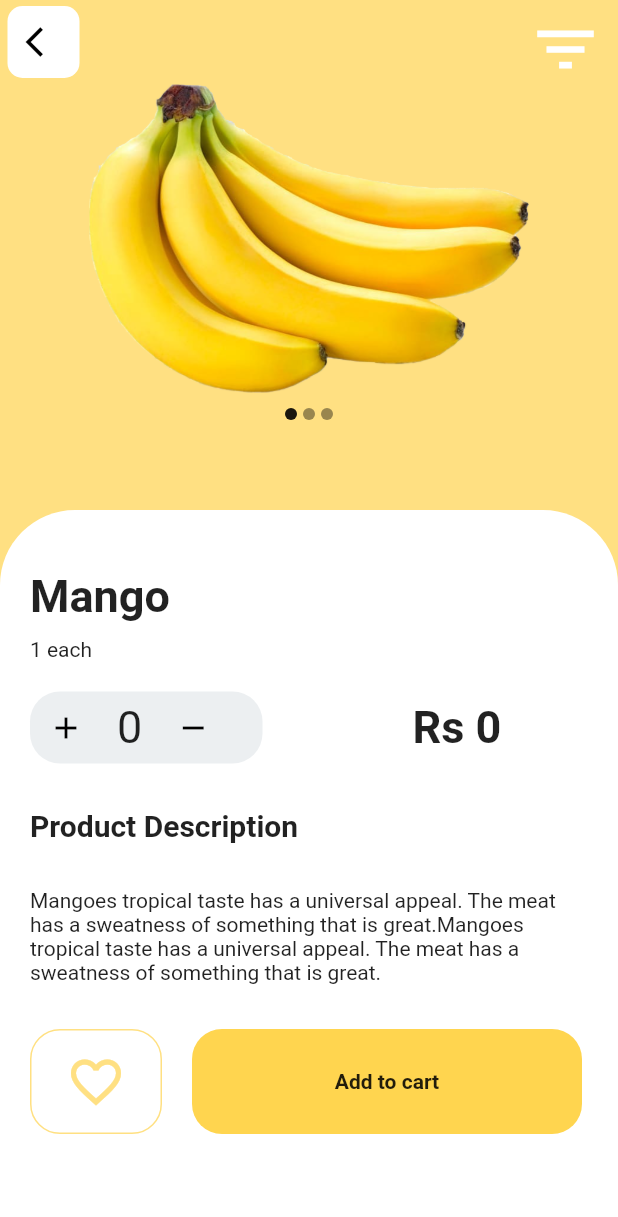
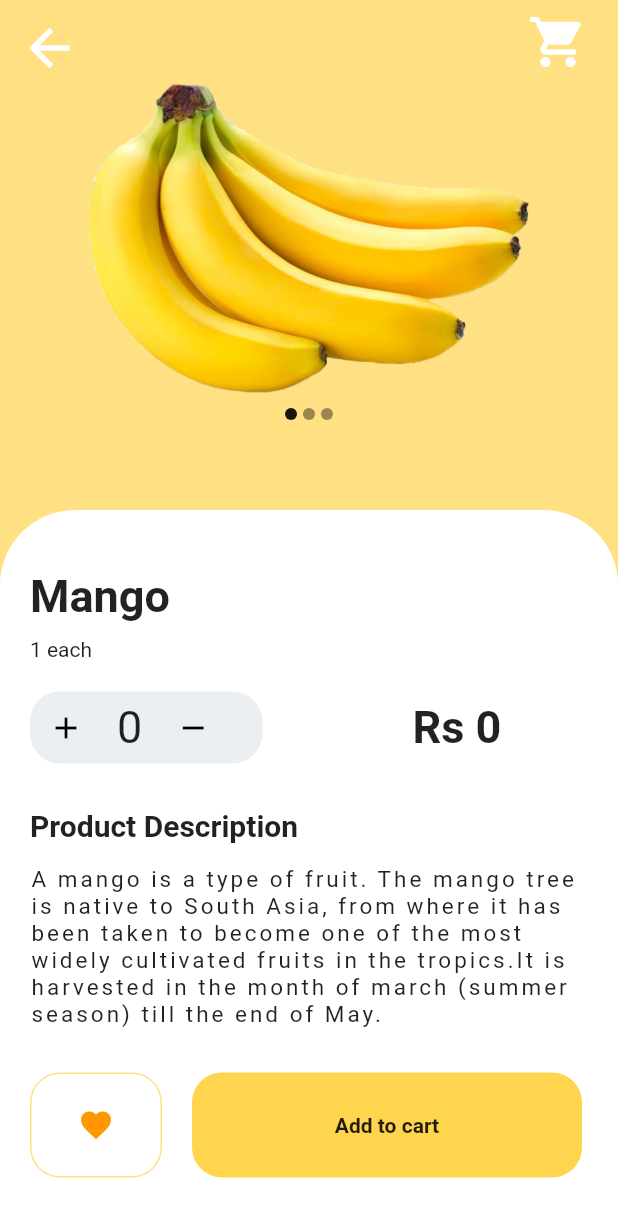
Before and after one commit to khadkabindu/Fruit-App, a Flutter app: the screen it shows after launch, after a tap on the "favorite outline" icon, on a phone screen of 412 x 824 dp. Shown: the top 1217 px of the screen. Run offline on Flutter 3.47's test engine with Material 2 defaults, Android fonts, the phone set to English and light mode, and no system bars; drawn by our look-alikes of carousel_slider.

Commit message:
added favourite button

```diff
--- a/lib/main.dart
+++ b/lib/main.dart
@@ -5,12 +5,7 @@ import 'counter.dart';
 import 'image_carousel.dart';
 
 void main() {
-  runApp(MaterialApp(
-    initialRoute: '/',
-    routes: {
-      '/': (context) => FirstScreen(),
-    },
-  ));
+  runApp(FirstScreen());
 }
 
 class FirstScreen extends StatefulWidget {
@@ -21,6 +16,14 @@ class FirstScreen extends StatefulWidget {
 }
 
 class _FirstScreen extends State<FirstScreen> {
+  bool _isFavorited = true;
+
+  void _toggleFavorite() {
+    setState(() {
+      _isFavorited = !_isFavorited;
+    });
+  }
+
   @override
   Widget build(BuildContext context) {
     return MaterialApp(
@@ -33,28 +36,22 @@ class _FirstScreen extends State<FirstScreen> {
               SizedBox(
                 width: 5.0,
               ),
-              Container(
-                child: IconButton(
-                  color: Colors.black,
+              IconButton(
+                color: Colors.white,
                 icon: const Icon(
-                    Icons.arrow_back_ios,
+                  Icons.arrow_back,
+                  size: 40.0,
                 ),
-                  tooltip: 'Next page',
                 onPressed: () {},
               ),
-                decoration: BoxDecoration(
-                  color: Colors.white,
-                  borderRadius: BorderRadius.circular(10.0),
-                ),
-              )
             ],
           ),
           actions: <Widget>[
             IconButton(
               icon: const Icon(
-                Icons.filter_list,
+                Icons.shopping_cart,
                 color: Colors.white,
-                size: 50.0,
+                size: 40.0,
               ),
               onPressed: () {},
             ),
@@ -64,7 +61,9 @@ class _FirstScreen extends State<FirstScreen> {
           ],
         ),
         backgroundColor: Colors.amber[200],
-        body: Column(
+        body: ListView(
+          children: <Widget>[
+            Column(
               crossAxisAlignment: CrossAxisAlignment.center,
               mainAxisSize: MainAxisSize.max,
               mainAxisAlignment: MainAxisAlignment.end,
@@ -114,12 +113,16 @@ class _FirstScreen extends State<FirstScreen> {
                                 fontSize: 20.0, fontWeight: FontWeight.bold),
                           ),
                           SizedBox(
-                        height: 30.0,
+                            height: 15.0,
                           ),
-                      Text('Mangoes tropical taste has a universal appeal. '
-                          'The meat has a sweatness of something that is great.'
-                          'Mangoes tropical taste has a universal appeal. '
-                          'The meat has a sweatness of something that is great.'),
+                          Text(
+                            'A mango is a type of fruit. '
+                            'The mango tree is native to South Asia, '
+                            'from where it has been taken to become one of the most widely cultivated fruits in the tropics.'
+                            'It is harvested in the month of march (summer season) till the end of May.',
+                            style:
+                                TextStyle(letterSpacing: 2.0, fontSize: 15.0),
+                          ),
                           SizedBox(
                             height: 30.0,
                           ),
@@ -134,12 +137,17 @@ class _FirstScreen extends State<FirstScreen> {
                                 child: RaisedButton(
                                   color: Colors.white,
                                   elevation: 0.0,
-                              child: Icon(
+                                  child: IconButton(
+                                      icon: _isFavorited
+                                          ? Icon(
                                               Icons.favorite_border,
-                                color: Colors.amber[200],
-                                size: 40.0,
-                              ),
-                              onPressed: () {},
+                                              color: Colors.orange,
+                                            )
+                                          : Icon(
+                                              Icons.favorite,
+                                              color: Colors.orange,
+                                            )),
+                                  onPressed: _toggleFavorite,
                                 ),
                               ),
                               SizedBox(
@@ -153,14 +161,11 @@ class _FirstScreen extends State<FirstScreen> {
                                 child: RaisedButton(
                                   elevation: 0.0,
                                   color: Colors.amber[300],
-                              onPressed: () {
-                                setState(() {
-                                  Icon(Icons.favorite);
-                                });
-                              },
+                                  onPressed: () {},
                                   child: Text(
                                     'Add to cart',
-                                style: TextStyle(fontWeight: FontWeight.bold),
+                                    style:
+                                        TextStyle(fontWeight: FontWeight.bold),
                                   ),
                                 ),
                               )
@@ -173,6 +178,8 @@ class _FirstScreen extends State<FirstScreen> {
                 ),
               ],
             ),
+          ],
+        ),
       ),
     );
   }
--- a/pubspec.yaml
+++ b/pubspec.yaml
@@ -44,6 +44,8 @@ flutter:
   assets:
     - images/
 
+
+
   # The following line ensures that the Material Icons font is
   # included with your application, so that you can use the icons in
   # the material Icons class.
```
Also changed, not shown: fonts/CrimsonText-Regular.ttf (deleted). Lines whose indentation alone changed are shown as unchanged.
